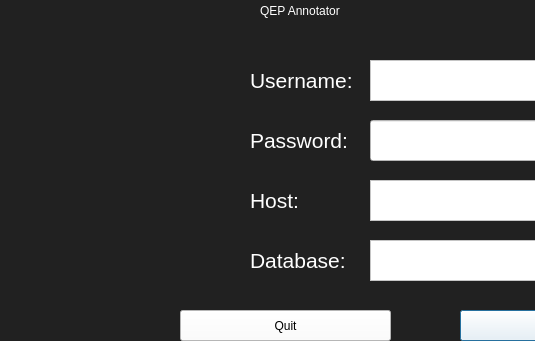
The window that WelcomeScreen.ui (Joshlim288/sql-annotator) describes before a commit, drawn with Qt 5; both pictures show x 0 to 535 and y 110 to 451 of the 850 by 550 pixel window.
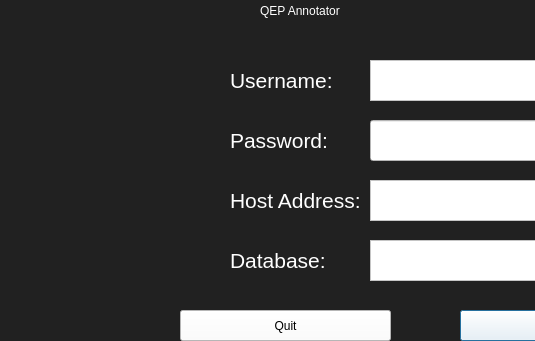
The same window after the commit.

Patch:
```diff
--- a/WelcomeScreen.ui
+++ b/WelcomeScreen.ui
@@ -146,7 +146,7 @@
    </property>
    <property name="geometry">
     <rect>
-     <x>250</x>
+     <x>230</x>
      <y>170</y>
      <width>111</width>
      <height>41</height>
@@ -177,7 +177,7 @@
    </property>
    <property name="geometry">
     <rect>
-     <x>250</x>
+     <x>230</x>
      <y>230</y>
      <width>111</width>
      <height>41</height>
@@ -208,9 +208,9 @@
    </property>
    <property name="geometry">
     <rect>
-     <x>250</x>
+     <x>230</x>
      <y>290</y>
-     <width>111</width>
+     <width>131</width>
      <height>41</height>
     </rect>
    </property>
@@ -230,7 +230,7 @@
     <string notr="true">font: 16pt &quot;MS Shell Dlg 2&quot;; color:rgb(255, 255, 255)</string>
    </property>
    <property name="text">
-    <string>Host:</string>
+    <string>Host Address:</string>
    </property>
   </widget>
   <widget class="QLabel" name="input_4">
@@ -239,7 +239,7 @@
    </property>
    <property name="geometry">
     <rect>
-     <x>250</x>
+     <x>230</x>
      <y>350</y>
      <width>111</width>
      <height>41</height>
```
